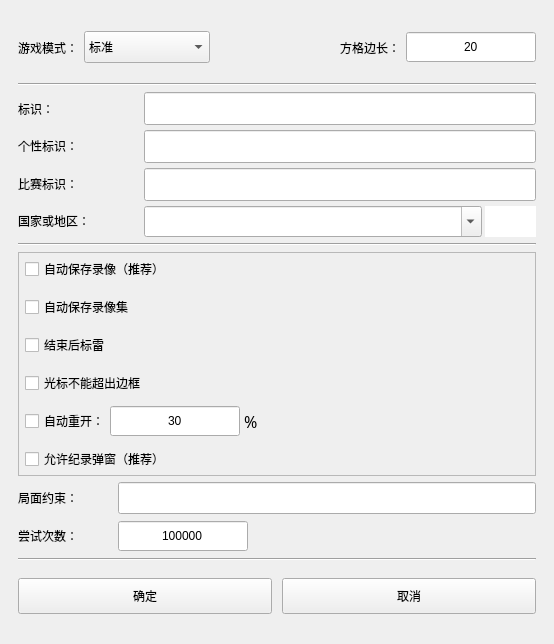
First picture: the form in uiFiles/ui_gs.ui, repository eee555/Metasweeper, before the edit.
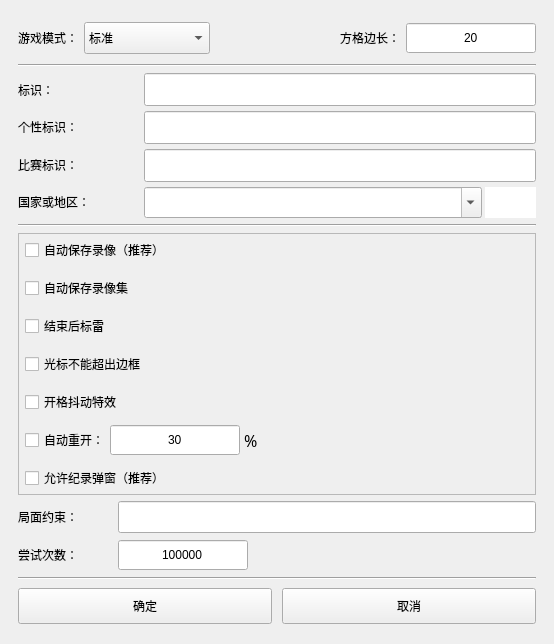
Second picture: the form after the edit. Custom widgets are drawn as their Qt base class.

Diff of the .ui file:
```diff
--- a/uiFiles/ui_gs.ui
+++ b/uiFiles/ui_gs.ui
@@ -793,6 +793,25 @@
            </property>
           </widget>
          </item>
+         <item>
+          <widget class="QCheckBox" name="checkBox_board_shake">
+           <property name="minimumSize">
+            <size>
+             <width>0</width>
+             <height>32</height>
+            </size>
+           </property>
+           <property name="toolTip">
+            <string>开出格子与踩雷时，棋盘短促抖动</string>
+           </property>
+           <property name="styleSheet">
+            <string notr="true"/>
+           </property>
+           <property name="text">
+            <string>开格抖动特效</string>
+           </property>
+          </widget>
+         </item>
          <item>
           <widget class="QWidget" name="widget_4" native="true">
            <property name="minimumSize">
```
